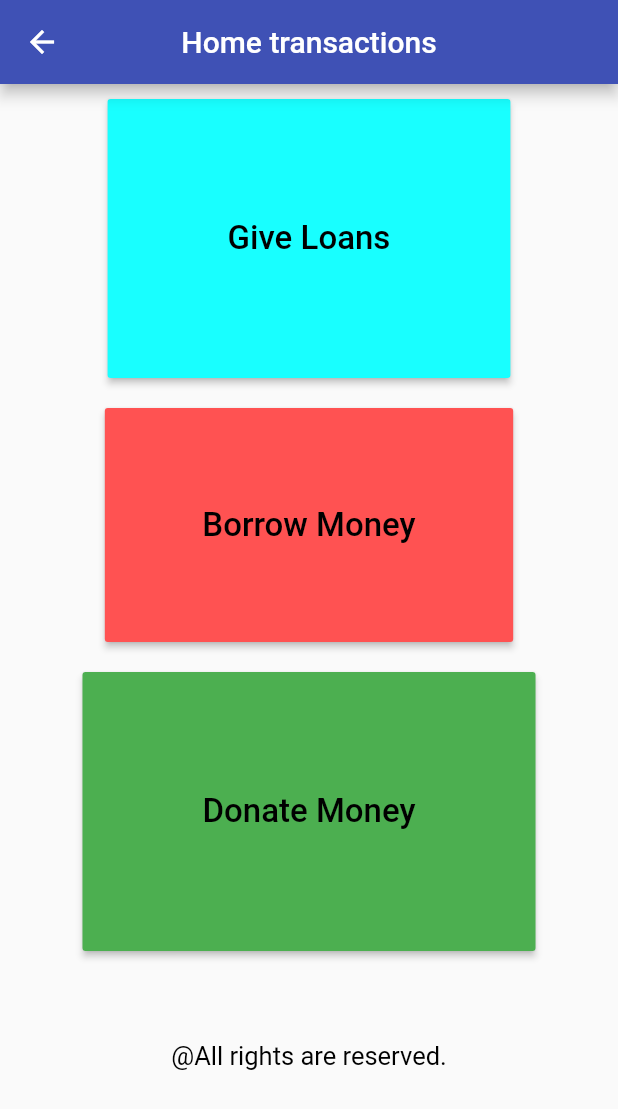
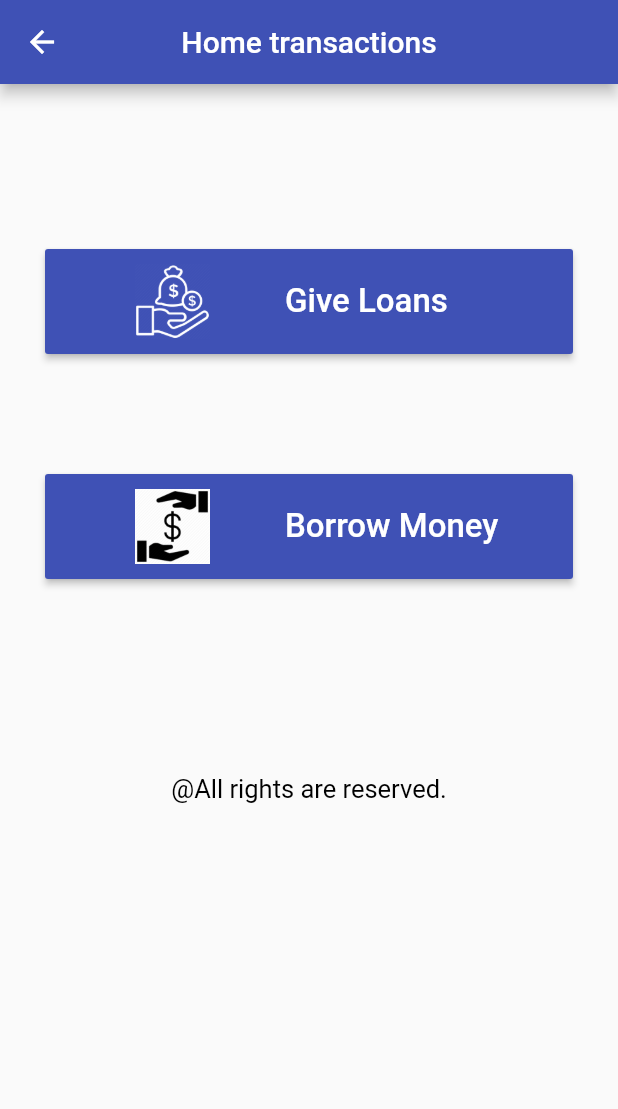
Before and after one commit to OussamaAalailiev/Login_Finance_Flutter, a Flutter app: the MyHomePage screen opened by its route, on a phone screen of 412 x 824 dp. Shown: the top 1109 px of the screen. Run offline on Flutter 3.47's test engine with Material 2 defaults, Android fonts, the phone set to English and light mode, and no system bars; our stand-ins replace form_field_validator.

Commit message:
UI design modified
Buttons added & modified with some new UI design

```diff
--- a/lib/home/home_page.dart
+++ b/lib/home/home_page.dart
@@ -25,35 +25,57 @@ class _MyHomePageState extends State<MyHomePage> {
           SizedBox(height: 10,),
           Flexible(
             flex: 2,
-            child: RaisedButton(
-              color: Colors.cyanAccent,
-              padding: EdgeInsets.all(80),
-              onPressed: (){},
-              child: Text('Give Loans', style: TextStyle(fontSize: 22, color: Colors.black)),
+            child: Padding(
+              padding: EdgeInsets.fromLTRB(30, 100, 30, 30),
+              child: RaisedButton(
+                color: Colors.indigo,
+                padding: EdgeInsets.all(10),
+                onPressed: (){},
+                child: Row(
+                    mainAxisAlignment: MainAxisAlignment.start,
+                    children: <Widget>[
+                      SizedBox(width: 50,),
+                      Image.asset('images/loan-money.png', color: Colors.white, height: 50,),
+                      SizedBox(width: 50,),
+                      Text('Give Loans', style: TextStyle(fontSize: 22, color: Colors.white))
+                    ]
+                ),
+              ),
             ),
           ),
           SizedBox(height: 20,),
 
           Flexible(
             flex: 2,
-            child: RaisedButton(
-              color: Colors.redAccent,
-              padding: EdgeInsets.all(65),
-              onPressed: (){},
-              child: Text('Borrow Money', style: TextStyle(fontSize: 22, color: Colors.black)),
+            child: Padding(
+              padding: EdgeInsets.fromLTRB(30, 30, 30, 30),
+              child: RaisedButton(
+                color: Colors.indigo,
+                padding: EdgeInsets.all(10),
+                onPressed: (){},
+                child: Row(
+                    mainAxisAlignment: MainAxisAlignment.start,
+                    children: <Widget>[
+                      SizedBox(width: 50,),
+                      Image.asset('images/borrow-money-v2.png', height: 50,),
+                      SizedBox(width: 50,),
+                      Text('Borrow Money', style: TextStyle(fontSize: 22, color: Colors.white))
+                    ]
+                ),
+              ),
             ),
           ),
           SizedBox(height: 20,),
 
-          Flexible(
-            flex: 2,
-            child: RaisedButton(
-              color: Colors.green,
-              padding: EdgeInsets.all(80),
-              onPressed: (){},
-              child: Text('Donate Money', style: TextStyle(fontSize: 22, color: Colors.black)),
-            ),
-          ),
+          // Flexible(
+          //   flex: 2,
+          //   child: RaisedButton(
+          //     color: Colors.indigo,
+          //     padding: EdgeInsets.all(80),
+          //     onPressed: (){},
+          //     child: Text('Donate Money', style: TextStyle(fontSize: 22, color: Colors.black)),
+          //   ),
+          // ),
           SizedBox(height: 20,),
         Flexible(
             flex: 1,
--- a/pubspec.yaml
+++ b/pubspec.yaml
@@ -45,6 +45,11 @@ flutter:
   uses-material-design: true
 
   # To add assets to your application, add an assets section, like this:
+  assets:
+    - images/btn_google_dark_normal_mdpi.9.png
+    - images/loan-money.png
+    - images/borrow-money.jpg
+    - images/borrow-money-v2.png
   # assets:
   #   - images/a_dot_burr.jpeg
   #   - images/a_dot_ham.jpeg
```
Also changed, not shown: lib/login/login_page.dart (+29 -14 lines), images/borrow-money-v2.png (added), images/borrow-money.jpg (added), images/btn_google_dark_normal_mdpi.9.png (added), images/loan-money.png (added).
